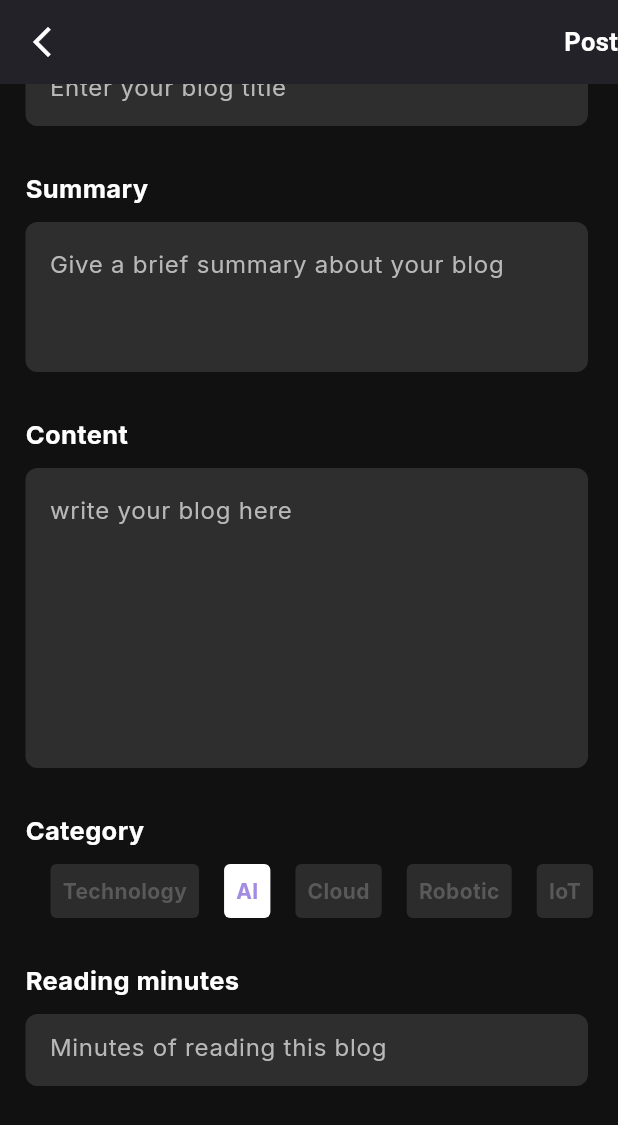
After one commit to Flutter-gg-1/Project-5, a Flutter app: the AddBlogPage screen opened directly, scrolled down 288 dp, after a tap on "AI", on a phone screen of 412 x 824 dp. The commit adds this screen. Shown: the top 1125 px of the screen. Run offline on Flutter 3.47's test engine with Material 3 defaults, Android fonts, the phone set to English and light mode, and no system bars; our stand-ins replace carousel_slider, get_it, get_storage, google_fonts, icons_plus, smooth_page_indicator; accounts and stored records are empty.

Commit message:
done form add blog and edit blog ui

```diff
--- /dev/null
+++ b/lib/page/add_blog_page.dart
@@ -0,0 +1,259 @@
+import 'dart:developer';
+
+import 'package:flutter/material.dart';
+import 'package:google_fonts/google_fonts.dart';
+import 'package:icons_plus/icons_plus.dart';
+import 'package:pro_5/widget/blog_add_page/category_button_widget.dart';
+import 'package:pro_5/widget/textfield_widget.dart';
+
+class AddBlogPage extends StatefulWidget {
+  const AddBlogPage({super.key});
+
+  @override
+  State<AddBlogPage> createState() => _AddBlogPageState();
+}
+
+class _AddBlogPageState extends State<AddBlogPage> {
+  String catgoryValue = "Technology";
+  @override
+  Widget build(BuildContext context) {
+    return Scaffold(
+      backgroundColor: const Color(0xff111111),
+      appBar: AppBar(
+        backgroundColor: const Color(0xff1E1E1E),
+        leading: IconButton(
+          icon: const Icon(
+            Icons.arrow_back_ios_new,
+            color: Colors.white,
+          ),
+          onPressed: () {
+            Navigator.pop(context);
+          },
+        ),
+        actions: [
+          GestureDetector(
+            onTap: () {},
+            child: const Text(
+              "Post",
+              style: TextStyle(
+                  color: Colors.white,
+                  fontWeight: FontWeight.bold,
+                  fontSize: 17),
+            ),
+          ),
+        ],
+      ),
+      body: SingleChildScrollView(
+        child: Padding(
+          padding: const EdgeInsets.only(left: 17),
+          child: Column(
+            crossAxisAlignment: CrossAxisAlignment.start,
+            children: [
+              const SizedBox(
+                height: 30,
+              ),
+              Text(
+                "Image",
+                style: GoogleFonts.inter(
+                    color: Colors.white,
+                    fontWeight: FontWeight.bold,
+                    fontSize: 17),
+              ),
+              const SizedBox(
+                height: 10,
+              ),
+              Container(
+                width: 330,
+                height: 140,
+                decoration: BoxDecoration(
+                    color: const Color(0xffFFFFFF).withOpacity(0.12),
+                    borderRadius: BorderRadius.circular(8)),
+                child: const Icon(
+                  FontAwesome.plus_solid,
+                  color: Color(0xff979797),
+                  size: 42,
+                ),
+              ),
+              const SizedBox(
+                height: 30,
+              ),
+              Text(
+                "Title",
+                style: GoogleFonts.inter(
+                    color: Colors.white,
+                    fontWeight: FontWeight.bold,
+                    fontSize: 17),
+              ),
+              const SizedBox(
+                height: 10,
+              ),
+              const Padding(
+                padding: EdgeInsets.only(right: 20),
+                child: TextfieldWidget(
+                  hint: "Enter your blog title",
+                ),
+              ),
+              const SizedBox(
+                height: 30,
+              ),
+              Text(
+                "Summary",
+                style: GoogleFonts.inter(
+                    color: Colors.white,
+                    fontWeight: FontWeight.bold,
+                    fontSize: 17),
+              ),
+              const SizedBox(
+                height: 10,
+              ),
+              const Padding(
+                padding: EdgeInsets.only(right: 20),
+                child: SizedBox(
+                  height: 100,
+                  child: TextfieldWidget(
+                    texLine: 10,
+                    hint: "Give a brief summary about your blog ",
+                  ),
+                ),
+              ),
+              const SizedBox(
+                height: 30,
+              ),
+              Text(
+                "Content",
+                style: GoogleFonts.inter(
+                    color: Colors.white,
+                    fontWeight: FontWeight.bold,
+                    fontSize: 17),
+              ),
+              const SizedBox(
+                height: 10,
+              ),
+              const Padding(
+                padding: EdgeInsets.only(right: 20),
+                child: SizedBox(
+                  height: 200,
+                  child: TextfieldWidget(
+                    texLine: 10,
+                    hint: "write your blog here",
+                  ),
+                ),
+              ),
+              const SizedBox(
+                height: 30,
+              ),
+              Text(
+                "Category",
+                style: GoogleFonts.inter(
+                    color: Colors.white,
+                    fontWeight: FontWeight.bold,
+                    fontSize: 17),
+              ),
+              const SizedBox(
+                height: 10,
+              ),
+              Row(
+                mainAxisAlignment: MainAxisAlignment.spaceEvenly,
+                children: [
+                  CategoryButtonWidget(
+                    tex: "Technology",
+                    isSlected: catgoryValue == "Technology",
+                    onTap: () {
+                      catgoryValue = "Technology";
+
+                      setState(() {
+                         log(catgoryValue);
+
+                      });
+                    },
+                  ),
+
+
+                   CategoryButtonWidget(
+                    tex: "AI",
+                    isSlected: catgoryValue == "AI",
+                    onTap: () {
+                      catgoryValue = "AI";
+
+                      setState(() {
+                         log(catgoryValue);
+
+                      });
+                    },
+                  ),
+
+
+                   CategoryButtonWidget(
+                    tex: "Cloud",
+                    isSlected: catgoryValue == "Cloud",
+                    onTap: () {
+                      catgoryValue = "Cloud";
+
+                      setState(() {
+                         log(catgoryValue);
+
+                      });
+                    },
+                  ),
+
+
+                   CategoryButtonWidget(
+                    tex: "Robotic",
+                    isSlected: catgoryValue == "Robotic",
+                    onTap: () {
+                      catgoryValue = "Robotic";
+
+                      setState(() {
+                         log(catgoryValue);
+
+                      });
+                    },
+                  ),
+
+
+
+                   CategoryButtonWidget(
+                    tex: "IoT",
+                    isSlected: catgoryValue == "IoT",
+                    onTap: () {
+                      catgoryValue = "IoT";
+
+                      setState(() {
+                        log(catgoryValue);
+                      });
+                    },
+                  ),
+                ],
+              ),
+              const SizedBox(
+                height: 30,
+              ),
+              Text(
+                "Reading minutes",
+                style: GoogleFonts.inter(
+                    color: Colors.white,
+                    fontWeight: FontWeight.bold,
+                    fontSize: 17),
+              ),
+              const SizedBox(
+                height: 10,
+              ),
+              const Padding(
+                padding: EdgeInsets.only(right: 20),
+                child: SizedBox(
+                  child: TextfieldWidget(
+                    texLine: 10,
+                    hint: "Minutes of reading this blog",
+                  ),
+                ),
+              ),
+              const SizedBox(
+                height: 100,
+              )
+            ],
+          ),
+        ),
+      ),
+    );
+  }
+}
--- /dev/null
+++ b/lib/widget/blog_add_page/category_button_widget.dart
@@ -0,0 +1,35 @@
+import 'package:flutter/material.dart';
+import 'package:google_fonts/google_fonts.dart';
+
+class CategoryButtonWidget extends StatelessWidget {
+   const CategoryButtonWidget({
+    super.key,
+    required this.tex,
+    required this.isSlected, required this.onTap
+  });
+
+  final String tex;
+
+  final VoidCallback onTap;
+
+  final bool isSlected;
+
+  @override
+  Widget build(BuildContext context) {
+    return GestureDetector(
+      onTap: onTap,
+      child: Container(
+        padding: const EdgeInsets.all(8),
+        decoration: BoxDecoration(
+            borderRadius: BorderRadius.circular(4), color: isSlected ? Color(0xffFFFFFF) : Color(0xff2C2C2C)),
+        child: Text(
+          tex,
+          style: GoogleFonts.inter(
+              color: isSlected ? const Color(0xffA48BE2) : Color(0xff595959),
+              fontWeight: FontWeight.bold,
+              fontSize: 14),
+        ),
+      ),
+    );
+  }
+}
--- a/lib/widget/login_page/login_continer_widget.dart
+++ b/lib/widget/login_page/login_continer_widget.dart
@@ -32,7 +32,7 @@ class LoginContinerWidget extends StatelessWidget {
                 const SizedBox(height:5 ,),
             const Padding(
               padding: EdgeInsets.only(right: 16),
-              child: TextfieldWidget(),
+              child: TextfieldWidget(hint: "Enter your username",),
             ),
             const SizedBox(height:20 ,),
             Text("Password",
@@ -42,7 +42,7 @@ class LoginContinerWidget extends StatelessWidget {
                 const SizedBox(height:5 ,),
             const Padding(
               padding: EdgeInsets.only(right: 16),
-              child: TextfieldWidget(),
+              child: TextfieldWidget(hint: "Enter your password",),
             ),
 
 
--- a/lib/widget/textfield_widget.dart
+++ b/lib/widget/textfield_widget.dart
@@ -3,16 +3,28 @@ import 'package:google_fonts/google_fonts.dart';
 
 class TextfieldWidget extends StatelessWidget {
   const TextfieldWidget({
-    super.key,
+    super.key, required this.hint,  this.texLine = 1,
   });
+
+  final String hint;
+
+  final int texLine;
+
+
 
   @override
   Widget build(BuildContext context) {
     return SizedBox(
       height: 48,
       child: TextField(
+        style: GoogleFonts.inter(color: Colors.white),
+
+        minLines: texLine,
+        maxLines: texLine+2,
         decoration: InputDecoration(
-            hintText: "Enter your username",
+
+
+            hintText: hint,
             hintStyle: GoogleFonts.inter(color: const Color(0xffB8B8B8)),
             filled: true,
             fillColor: const Color(0xffFFFFFF).withOpacity(0.12),
```
Also changed, not shown: lib/page/Home_page.dart (+20 -8 lines), lib/page/blog_contant_page.dart (+10 -1 lines), lib/page/edit_blog_page.dart (added, +134 -0 lines), lib/page/explore_page.dart (added, +18 -0 lines).
